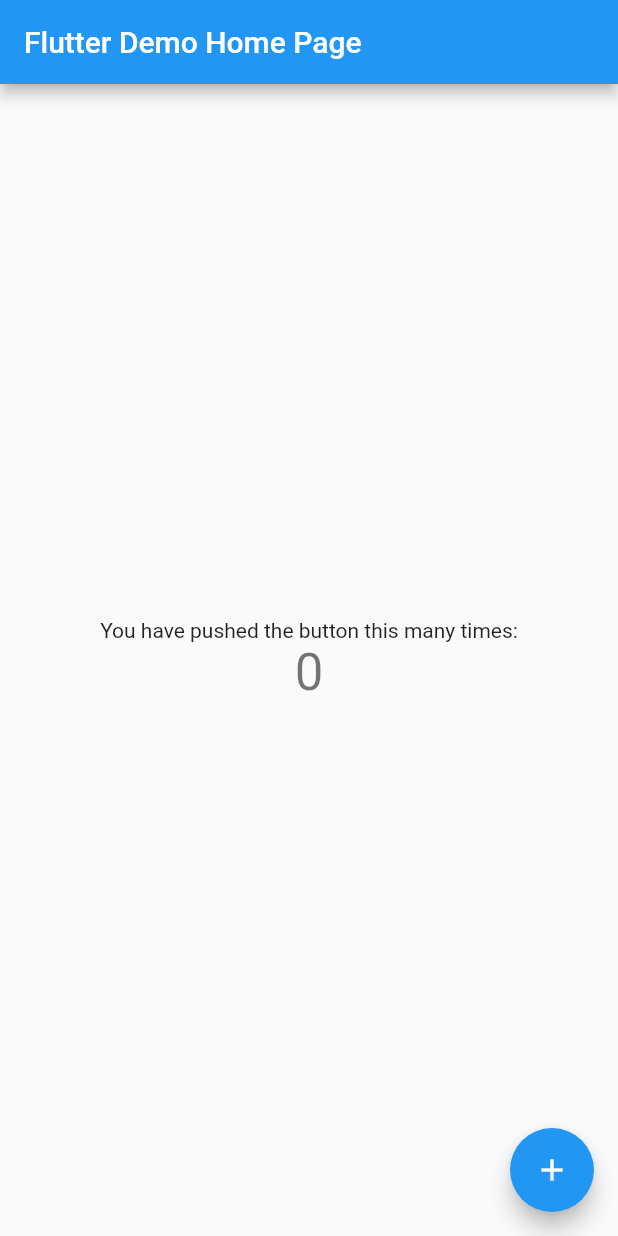
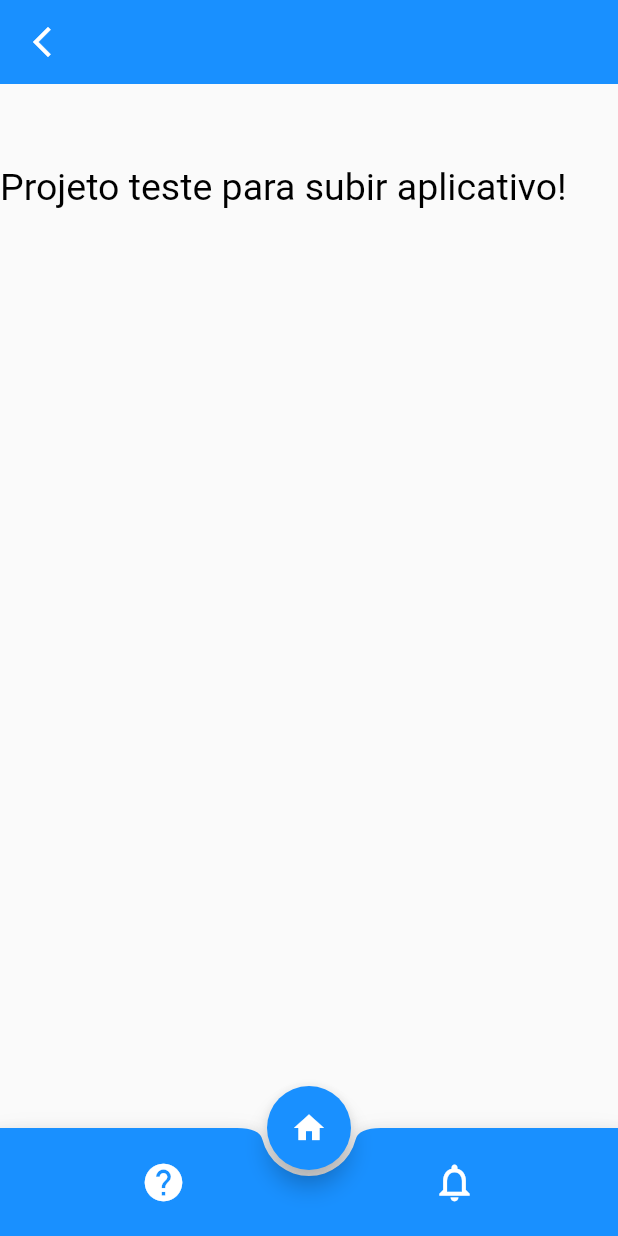
Before and after one commit to 1thiagoCRUZ/ProjetoTesteChave, a Flutter app: the screen it shows after launch, on a phone screen of 412 x 824 dp. Run offline on Flutter 3.47's test engine with Material 2 defaults, Android fonts, the phone set to English and light mode, and no system bars.

Commit message:
Second commit

```diff
--- a/lib/main.dart
+++ b/lib/main.dart
@@ -1,4 +1,5 @@
 import 'package:flutter/material.dart';
+import 'package:flutter/rendering.dart';
 
 void main() {
   runApp(const MyApp());
@@ -7,9 +8,11 @@
 class MyApp extends StatelessWidget {
   const MyApp({Key? key}) : super(key: key);
 
+
   @override
   Widget build(BuildContext context) {
     return MaterialApp(
+      debugShowCheckedModeBanner: false,
       title: 'Flutter Demo',
       theme: ThemeData(
 
@@ -19,7 +22,8 @@
     );
   }
 }
-
+var listScrollController = new ScrollController();
+  var scrollDirection = ScrollDirection.idle;
 class MyHomePage extends StatefulWidget {
   const MyHomePage({Key? key, required this.title}) : super(key: key);
   final String title;
@@ -29,42 +33,76 @@
 }
 
 class _MyHomePageState extends State<MyHomePage> {
-  int _counter = 0;
 
-  void _incrementCounter() {
-    setState(() {
-      _counter++;
-    });
-  }
+
 
   @override
   Widget build(BuildContext context) {
 
     return Scaffold(
       appBar: AppBar(
-
-        title: Text(widget.title),
+        backgroundColor: Color.fromARGB(255, 25, 144, 255),
+        elevation: 0,
+        leading: IconButton(onPressed: (() {
+          Navigator.pop(context);
+        }),
+        icon: Icon(Icons.arrow_back_ios_new, color: Colors.white),
       ),
-      body: Center(
-
+      ),
+      body: SingleChildScrollView(
         child: Column(
-
-          mainAxisAlignment: MainAxisAlignment.center,
-          children: <Widget>[
-            const Text(
-              'You have pushed the button this many times:',
-            ),
-            Text(
-              '$_counter',
-              style: Theme.of(context).textTheme.headline4,
-            ),
+          children: [
+            Container(
+              height: MediaQuery.of(context).size.height * 0.2 - 27,
+              decoration: BoxDecoration(
+                borderRadius: BorderRadius.only(bottomLeft: Radius.circular(36), bottomRight: Radius.circular(36),)
+              ),
+                   child: Center(
+                     child: Row(
+                       children: [
+                         Center(child: Text("Projeto teste para subir aplicativo!", style: TextStyle(color: Colors.black, fontSize: 25.0),))
+                       ],
+                     ),
+                   ),
+               ),
           ],
         ),
       ),
+         extendBody: true,
+      floatingActionButtonLocation: FloatingActionButtonLocation.centerDocked,
       floatingActionButton: FloatingActionButton(
-        onPressed: _incrementCounter,
-        tooltip: 'Increment',
-        child: const Icon(Icons.add),
+        backgroundColor: Color.fromARGB(255, 25, 144, 255),
+        onPressed: () {},
+        child: const Icon(Icons.home),
+      ),
+      bottomNavigationBar: BottomAppBar(
+        shape: const CircularNotchedRectangle(),
+        color: Color.fromARGB(255, 25, 144, 255),
+        child: IconTheme(
+          data: IconThemeData(color: Theme.of(context).colorScheme.onPrimary),
+          child: Padding(
+            padding: const EdgeInsets.all(12.0),
+            child: Row(
+              mainAxisAlignment: MainAxisAlignment.spaceAround,
+              children: [
+                IconButton(
+                  onPressed: () {},
+                  icon: Icon(
+                    Icons.help,
+                    size: 30,
+                  ),
+                ),
+                IconButton(
+                  onPressed: () {},
+                  icon: Icon(
+                    Icons.notifications_outlined,
+                    size: 30,
+                  ),
+                ),
+              ],
+            ),
+          ),
+        ),
       ),
     );
   }
```
Also changed, not shown: 10 other files.
